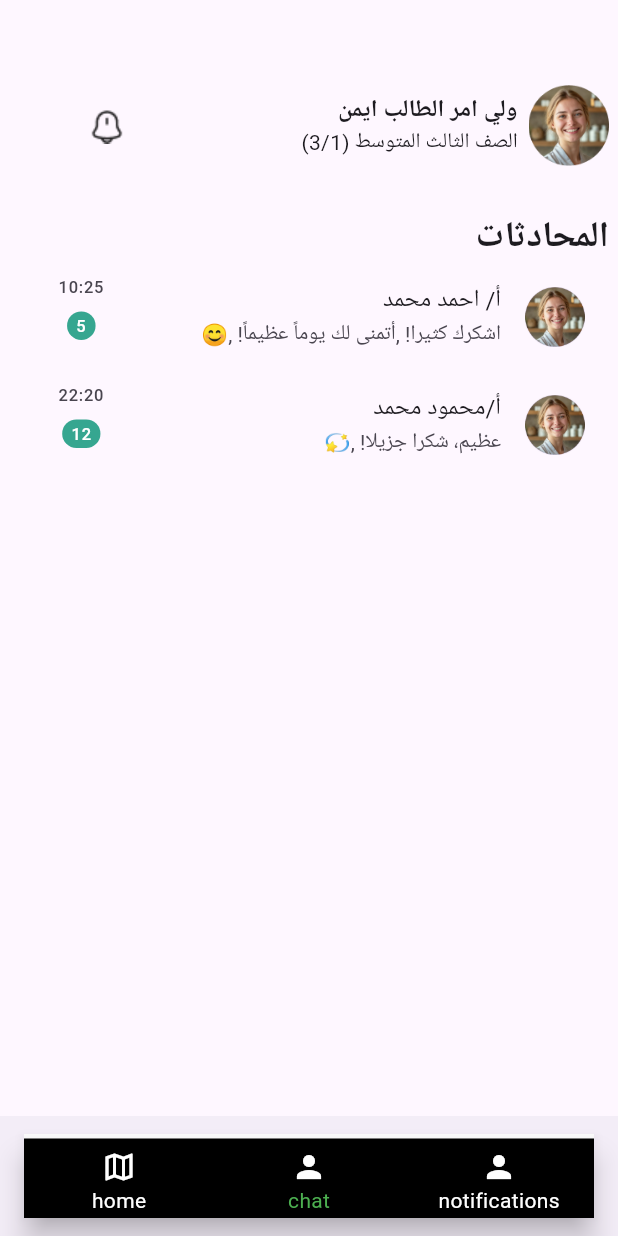
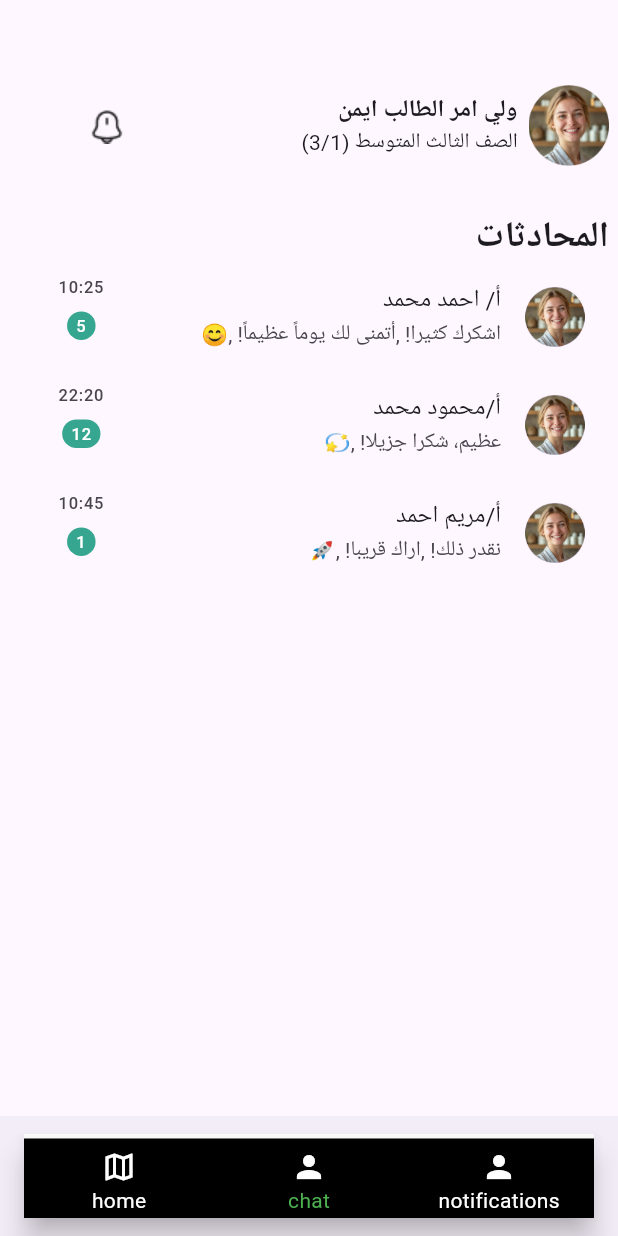
Before and after one commit to islam-kamal/school_room, a Flutter app: the screen it shows after launch, item 2 of the bottom bar chosen, on a phone screen of 412 x 824 dp. Run offline on Flutter 3.47's test engine with Material 3 defaults, Android fonts, the phone set to English and light mode, and no system bars; our stand-ins replace google_fonts; Roboto replaces fonts that are missing (Cairo).

Commit message:
edit conversations screen

```diff
--- a/lib/Feature/Chat/presentation/pages/chat_screen.dart
+++ b/lib/Feature/Chat/presentation/pages/chat_screen.dart
@@ -20,6 +20,13 @@ final List<ConversationsEntity> conversations = [
       message: 'عظيم، شكرا جزيلا! ,💫',
        time: '22:20',
         numberMessage: '12'
+        ),
+         ConversationsEntity(
+    image: 'assets/images/Rectangleee22.png',
+     name: 'أ/مريم احمد',
+      message: 'نقدر ذلك! ,اراك قريبا! ,🚀',
+       time: '10:45',
+        numberMessage: '1'
         ),
 ];
 
--- a/lib/Feature/Chat/presentation/widgets/chats_list_view_item_widget.dart
+++ b/lib/Feature/Chat/presentation/widgets/chats_list_view_item_widget.dart
@@ -1,6 +1,5 @@
 import 'package:flutter/material.dart';
 import 'package:school_room/Feature/Chat/domain/entities/conversation_entity.dart';
-import 'package:school_room/core/utils/index.dart';
 
 class ChatsListViewItem extends StatelessWidget{
    const ChatsListViewItem({super.key, required this.conversation});
```
